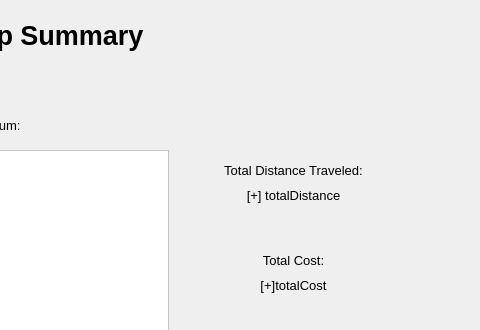
Qt form Baseball/tripsummary.ui (Ykhan799/CS-1D-Project-2-Baseball) before a commit; both pictures show x 312 to 792 and y 0 to 330 of the 792 by 529 pixel window.
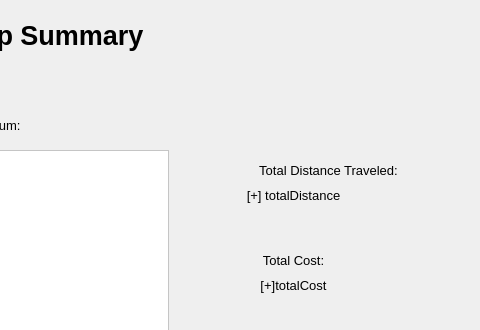
The same form after that commit.

Diff of the .ui file:
```diff
--- a/Baseball/tripsummary.ui
+++ b/Baseball/tripsummary.ui
@@ -165,9 +165,9 @@
   <widget class="QLabel" name="label_2">
    <property name="geometry">
     <rect>
-     <x>480</x>
+     <x>500</x>
      <y>150</y>
-     <width>251</width>
+     <width>281</width>
      <height>41</height>
     </rect>
    </property>
```
Left out of the diff: 6 changed lines with no effect on the pictures.
